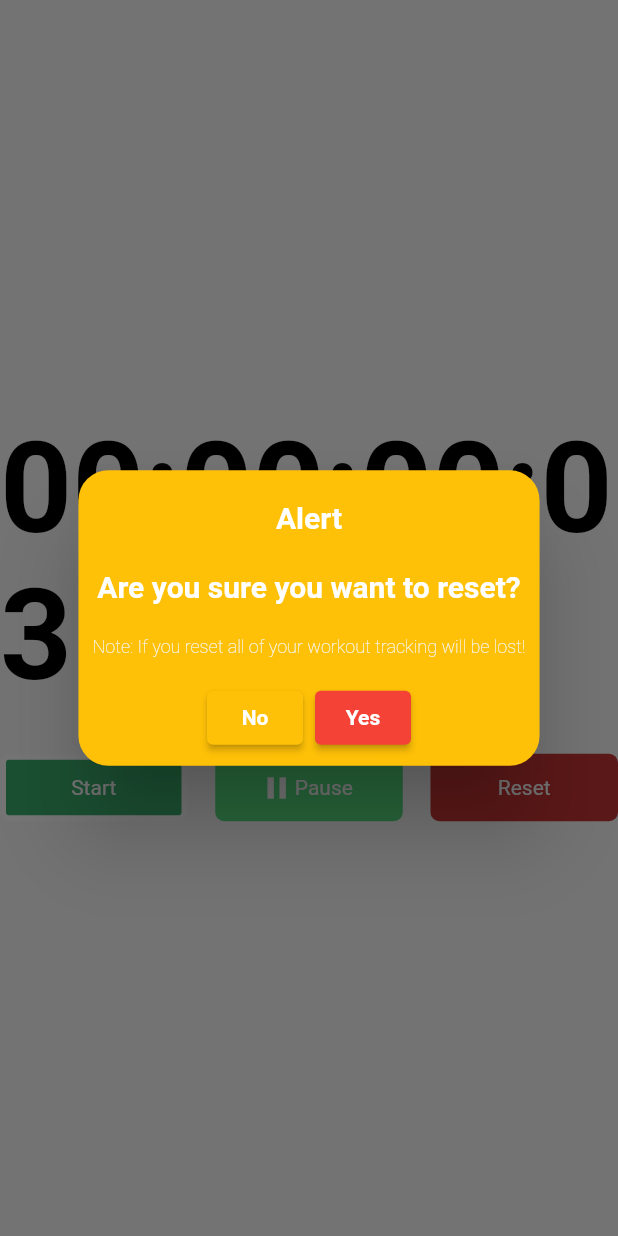
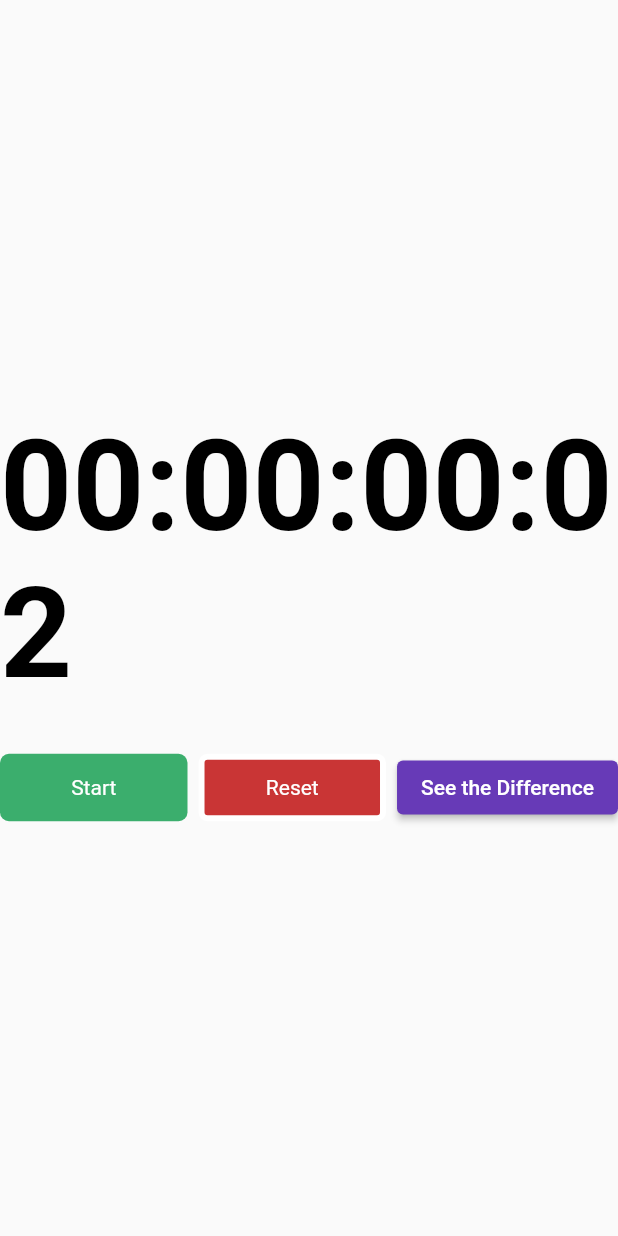
Before and after one commit to Furqan221/getXpractice, a Flutter app: the MyWidget screen opened by its route, after a tap on "Reset", on a phone screen of 412 x 824 dp. Run offline on Flutter 3.47's test engine with Material 2 defaults, Android fonts, the phone set to English and light mode, and no system bars; our stand-ins replace get, image_picker, shared_preferences, webview_flutter; missing offline and left inert: flutter_paypal; accounts and stored records are empty; Roboto replaces fonts that are missing (Schyler).

Commit message:
stopwatch done

```diff
--- a/lib/screens/stop_watch_screen.dart
+++ b/lib/screens/stop_watch_screen.dart
@@ -1,7 +1,9 @@
 import 'dart:async';
+import 'dart:developer';
 
 import 'package:flutter/material.dart';
 import 'package:getx/export_all.dart';
+import 'package:shared_preferences/shared_preferences.dart';
 
 class MyWidget extends StatefulWidget {
   const MyWidget({super.key});
@@ -15,13 +17,14 @@ class _MyWidgetState extends State<MyWidget> {
   void initState() {
     isTimerSatrted.value = true;
     buttonStart = true;
-    startTimer();
+    // startTimer();
+    getCountHistory();
     super.initState();
   }
 
   int reduceSecondsBy = 1;
   Timer? countdownTimer;
-  Duration myDuration = Duration(days: 5);
+  Duration myDuration = Duration();
   bool buttonStart = false;
   bool buttonPause = false;
   bool buttonReset = false;
@@ -34,15 +37,17 @@ class _MyWidgetState extends State<MyWidget> {
   }
 
   // Step 4
-  void stopTimer() {
-    setState(() => countdownTimer!.cancel());
-  }
+  // void stopTimer() {
+  //   BgServices.setStopTime(reduceSecondsBy);
+  //   setState(() => countdownTimer!.cancel());
+  // }
 
   // Step 5
   void resetTimer() {
-    stopTimer();
+    // stopTimer();
+    BgServices.setReset();
     setState(() {
-      myDuration = Duration(days: 5);
+      myDuration = Duration();
       reduceSecondsBy = 1;
     });
   }
@@ -51,14 +56,28 @@ class _MyWidgetState extends State<MyWidget> {
   void setCountDown() {
     setState(() {
       final seconds = reduceSecondsBy;
-
-      if (seconds < 0) {
-        countdownTimer!.cancel();
-      } else {
+      if (seconds == 1) {
+        BgServices.setStartTime();
+      }
+      // if (seconds < 0) {
+      //   countdownTimer!.cancel();
+      // }
+      // else {
+      // log(seconds.toString());
       myDuration = Duration(seconds: seconds);
       reduceSecondsBy++;
+      // log(reduceSecondsBy.toString());
+      // }
+    });
   }
-    });
+
+  void getCountHistory() async {
+    final SharedPreferences sp = await SharedPreferences.getInstance();
+    if (sp.getString("TimerState").toString() == "Started") {
+      final int lastCount = await BgServices().timeDifference();
+      reduceSecondsBy = lastCount + 2;
+    }
+    startTimer();
   }
 
   @override
@@ -133,75 +152,52 @@ class _MyWidgetState extends State<MyWidget> {
                     ),
                   ),
                   // Step 10
+                  // GestureDetector(
+                  //   onTap: () {
+                  //     if (countdownTimer == null || countdownTimer!.isActive) {
+                  //       setState(() {
+                  //         buttonStart = false;
+                  //         buttonPause = true;
+                  //         buttonReset = false;
+                  //         isTimerSatrted.value = false;
+                  //       });
+                  //       stopTimer();
+                  //     }
+                  //   },
+                  //   child: Container(
+                  //     height: 45,
+                  //     width: 125,
+                  //     decoration: BoxDecoration(
+                  //         color: Color(0xff55DC7F),
+                  //         borderRadius: BorderRadius.circular(6),
+                  //         border: Border.all(
+                  //             color: buttonPause == true
+                  //                 ? Colors.white
+                  //                 : Colors.transparent,
+                  //             width: 4)),
+                  //     child: Padding(
+                  //       padding: const EdgeInsets.only(left: 25.0),
+                  //       child: Row(
+                  //         children: [
+                  //           Icon(
+                  //             Icons.pause,
+                  //             color: Colors.white,
+                  //           ),
+                  //           Text(
+                  //             'Pause',
+                  //             style: TextStyle(
+                  //               fontSize: 14,
+                  //               color: Colors.white,
+                  //             ),
+                  //           ),
+                  //         ],
+                  //       ),
+                  //     ),
+                  //   ),
+                  // ),
+                  // // Step 11
                   GestureDetector(
                     onTap: () {
-                      if (countdownTimer == null || countdownTimer!.isActive) {
-                        setState(() {
-                          buttonStart = false;
-                          buttonPause = true;
-                          buttonReset = false;
-                          isTimerSatrted.value = false;
-                        });
-                        stopTimer();
-                      }
-                    },
-                    child: Container(
-                      height: 45,
-                      width: 125,
-                      decoration: BoxDecoration(
-                          color: Color(0xff55DC7F),
-                          borderRadius: BorderRadius.circular(6),
-                          border: Border.all(
-                              color: buttonPause == true
-                                  ? Colors.white
-                                  : Colors.transparent,
-                              width: 4)),
-                      child: Padding(
-                        padding: const EdgeInsets.only(left: 25.0),
-                        child: Row(
-                          children: [
-                            Icon(
-                              Icons.pause,
-                              color: Colors.white,
-                            ),
-                            Text(
-                              'Pause',
-                              style: TextStyle(
-                                fontSize: 14,
-                                color: Colors.white,
-                              ),
-                            ),
-                          ],
-                        ),
-                      ),
-                    ),
-                  ),
-                  // Step 11
-                  GestureDetector(
-                    onTap: () {
-                      Get.defaultDialog(
-                        backgroundColor: Colors.amber,
-                        barrierDismissible: false,
-                        title: 'Alert\n\nAre you sure you want to reset?',
-                        titleStyle: TextStyle(
-                            fontWeight: FontWeight.bold, color: Colors.white),
-                        titlePadding: EdgeInsets.only(top: 20),
-                        middleText:
-                            '\nNote: If you reset all of your workout tracking will be lost! ',
-                        middleTextStyle: TextStyle(
-                            fontWeight: FontWeight.w200,
-                            fontSize: 12,
-                            color: Colors.grey.shade100),
-                        cancel: ElevatedButton(
-                            onPressed: () => Get.back(),
-                            child: Text(
-                              "No",
-                              style: TextStyle(fontWeight: FontWeight.w600),
-                            ),
-                            style: ElevatedButton.styleFrom(
-                                backgroundColor: Colors.amber)),
-                        confirm: ElevatedButton(
-                            onPressed: () {
                       setState(() {
                         buttonStart = false;
                         buttonPause = false;
@@ -209,15 +205,7 @@ class _MyWidgetState extends State<MyWidget> {
                         isTimerSatrted.value = false;
                       });
                       resetTimer();
-                              Get.back();
-                            },
-                            child: Text(
-                              "Yes",
-                              style: TextStyle(fontWeight: FontWeight.w600),
-                            ),
-                            style: ElevatedButton.styleFrom(
-                                backgroundColor: Colors.red)),
-                      );
+                      // Get.back();
                     },
                     child: Container(
                       height: 45,
@@ -241,8 +229,13 @@ class _MyWidgetState extends State<MyWidget> {
                       ),
                     ),
                   ),
+                  ElevatedButton(
+                      onPressed: () {
+                        BgServices().timeDifference();
+                      },
+                      child: Text("See the Difference"))
                 ],
-              )
+              ),
             ],
           ),
         ),
@@ -251,23 +244,91 @@ class _MyWidgetState extends State<MyWidget> {
   }
 }
 
+class BgServices {
+  static Future<void> setStartTime() async {
+    final SharedPreferences sp = await SharedPreferences.getInstance();
 
+    sp.setString("StartTime", DateTime.now().toString());
+    sp.setString("TimerState", "Started");
+    log(sp.getString("StartTime").toString());
+    log(sp.getString("TimerState").toString());
+  }
 
+  static Future<void> setReset() async {
+    final SharedPreferences sp = await SharedPreferences.getInstance();
 
+    sp.setString("StartTime", '');
+    sp.setString("StopTime", '');
+    sp.setString("TimerState", "Stopped");
+  }
 
+  // static Future<void> setStopTime(int _) async {
+  //   final SharedPreferences sp = await SharedPreferences.getInstance();
 
+  //   sp.setString("StopTime", DateTime.now().toString());
+  //   sp.setInt("LastStopTime", _);
+  //   sp.setString("TimerState", "Stopped");
+  //   log(sp.getString("StopTime").toString());
+  //   log(sp.getString("TimerState").toString());
+  // }
 
+  Future<int> timeDifference({bool forRestart = true}) async {
+    final SharedPreferences sp = await SharedPreferences.getInstance();
 
+    String currentTime = DateTime.now().toString();
+    String startedTime = sp.getString("StartTime").toString();
+    // String stopTime = sp.getString("StopTime").toString();
 
+    DateTime firstTimestamp = DateTime.parse(startedTime);
+    DateTime secondTimestamp = DateTime.parse(currentTime);
 
+    Duration difference = secondTimestamp.difference(firstTimestamp);
+    int differenceInSeconds = difference.inSeconds;
 
+    print("The difference in seconds is: $differenceInSeconds");
+    return differenceInSeconds.toInt();
 
+    // // DateTime dateTime1 = DateTime.parse(startedTime);
+    // // DateTime dateTime2 = DateTime.parse(stopTime);
 
+    // // Duration difference = dateTime2.difference(dateTime1);
 
+    // // print('Time difference: ${difference.toString()}');
+    // // Duration customDuration = Duration(
+    // //   days: difference.inDays,
+    // //   hours: difference.inHours % 24,
+    // //   minutes: difference.inMinutes % 60,
+    // //   milliseconds: difference.inMilliseconds % 1000,
+    // //   microseconds: difference.inMicroseconds % 1000,
+    // // );
 
+    // // print('Custom Duration: ${customDuration.toString()}');
 
+    // // return difference.toString();
+    // DateTime dateTime2 = DateTime.parse(currentTime);
+    // DateTime dateTime1 = DateTime.parse(startedTime);
 
+    // Duration difference = dateTime2.difference(dateTime1);
 
+    // String formattedDifference = formatDuration(difference);
+
+    // print('Formatted Time Difference: $difference');
+  }
+
+//   String formatDuration(Duration duration) {
+//     int days = duration.inDays;
+//     int hours = duration.inHours % 24;
+//     int minutes = duration.inMinutes % 60;
+//     int seconds = duration.inSeconds % 60;
+//     int microseconds = duration.inMicroseconds % 1000000;
+
+//     return '${days.toString().padLeft(2, '0')}-'
+//         '${hours.toString().padLeft(2, '0')}-'
+//         '${minutes.toString().padLeft(2, '0')}-'
+//         '${seconds.toString().padLeft(2, '0')}-'
+//         '${microseconds.toString().padLeft(5, '0')}';
+//   }
+}
 
 
 
--- a/pubspec.yaml
+++ b/pubspec.yaml
@@ -40,6 +40,8 @@ dependencies:
   http:
   http_auth:
   flutter_paypal: ^0.0.8
+  shared_preferences: ^2.2.0
+  intl: ^0.18.1
 
 dev_dependencies:
   flutter_test:
```
Also changed, not shown: pubspec.lock, 1 other file. Lines whose indentation alone changed are shown as unchanged.
